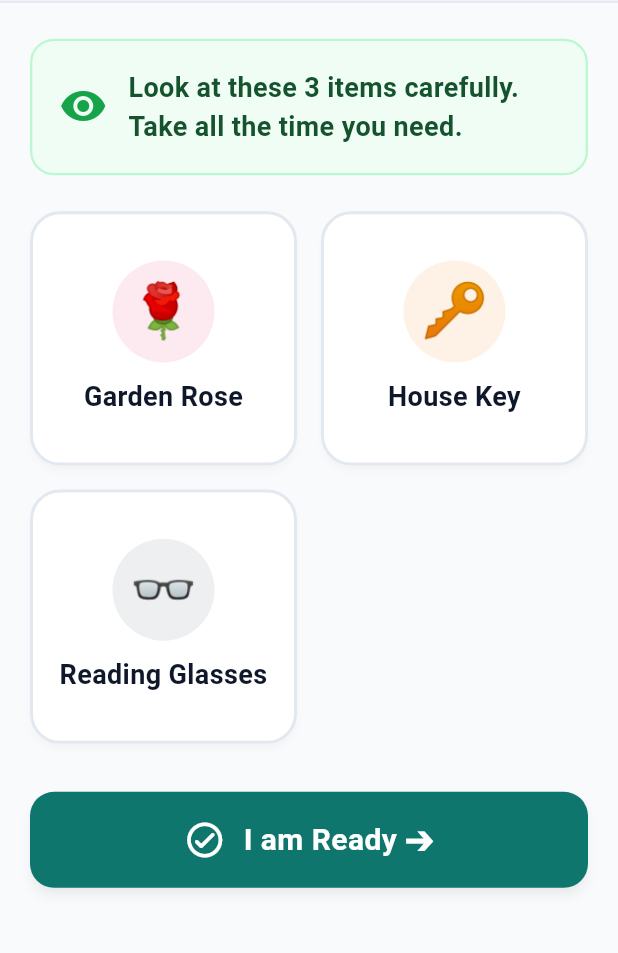
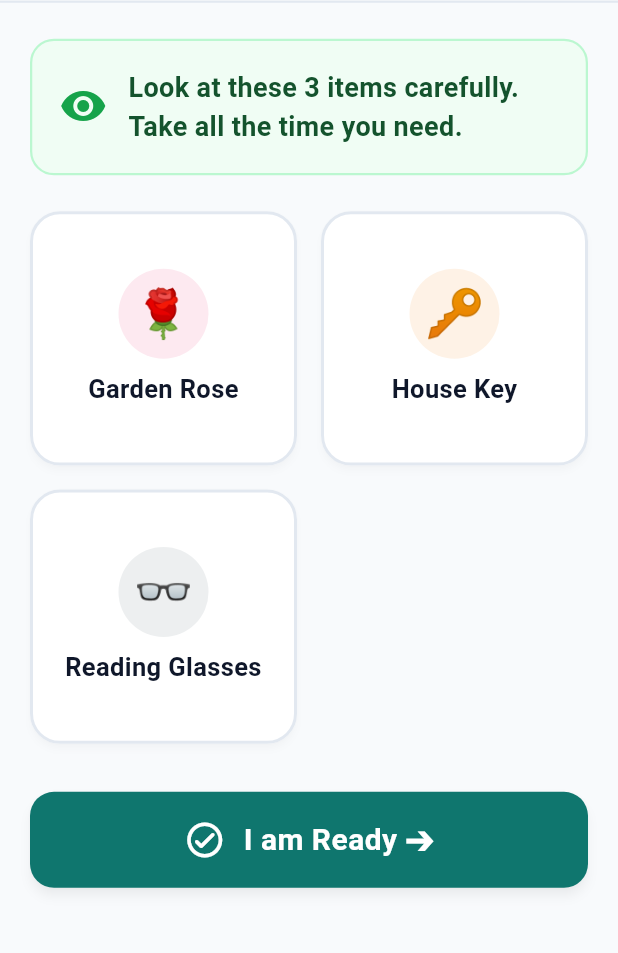
Before and after one commit to AbhiNav-S-Biju/S_I_H, a Flutter app: the RememberObjectsScreen screen opened directly, on a phone screen of 412 x 824 dp, the part 121-1074 px from its top. Run offline on Flutter 3.47's test engine with Material 3 defaults, Android fonts, the phone set to English and light mode, and no system bars; our stand-ins replace connectivity_plus, flutter_local_notifications, flutter_riverpod, go_router, hive, hive_flutter and 2 more; accounts and stored records are empty.

Commit message:
fix(games): resolve layout crash in recall phase and simplify view switching

```diff
--- a/lib/features/games/presentation/grocery_memory/grocery_memory_screen.dart
+++ b/lib/features/games/presentation/grocery_memory/grocery_memory_screen.dart
@@ -55,8 +55,6 @@ class _GroceryMemoryScreenState extends State<GroceryMemoryScreen> {
   @override
   Widget build(BuildContext context) {
     final state = _controller.state;
-    // 0 = shopping list phase, 1 = shelf (recall) phase
-    final phaseIndex = state.isListPhase ? 0 : 1;
 
     return Scaffold(
       backgroundColor: const Color(0xFFF8FAFC),
@@ -78,24 +76,10 @@ class _GroceryMemoryScreenState extends State<GroceryMemoryScreen> {
           ),
 
           // Main Interactive Area
-          //
-          // WHY IndexedStack instead of AnimatedSwitcher:
-          // AnimatedSwitcher uses a loose-constraint Stack internally.
-          // A Column containing Expanded(GridView) needs TIGHT (bounded)
-          // height constraints, which a loose Stack cannot guarantee during
-          // the animation frame. IndexedStack is constrained tightly by
-          // Expanded and always passes those tight constraints to every
-          // child, so Expanded+GridView always has a valid finite height.
           Expanded(
-            child: IndexedStack(
-              index: phaseIndex,
-              children: [
-                // Phase 0: Shopping List
-                _buildShoppingListView(state),
-                // Phase 1: Shelf (Recall)
-                _buildShelfView(state),
-              ],
-            ),
+            child: state.isListPhase
+                ? _buildShoppingListView(state)
+                : _buildShelfView(state),
           ),
         ],
       ),
--- a/lib/features/games/presentation/remember_objects/remember_objects_screen.dart
+++ b/lib/features/games/presentation/remember_objects/remember_objects_screen.dart
@@ -57,8 +57,6 @@ class _RememberObjectsScreenState extends State<RememberObjectsScreen> {
   @override
   Widget build(BuildContext context) {
     final state = _controller.state;
-    // 0 = memorization phase, 1 = recall phase
-    final phaseIndex = state.isMemorizationPhase ? 0 : 1;
 
     return Scaffold(
       backgroundColor: const Color(0xFFF8FAFC),
@@ -80,24 +78,10 @@ class _RememberObjectsScreenState extends State<RememberObjectsScreen> {
           ),
 
           // Main Interactive Area
-          //
-          // WHY IndexedStack instead of AnimatedSwitcher:
-          // AnimatedSwitcher uses a loose-constraint Stack internally.
-          // A Column containing Expanded(GridView) needs TIGHT (bounded)
-          // height constraints, which a loose Stack cannot guarantee during
-          // the animation frame. IndexedStack is constrained tightly by
-          // Expanded and always passes those tight constraints to every
-          // child, so Expanded+GridView always has a valid finite height.
           Expanded(
-            child: IndexedStack(
-              index: phaseIndex,
-              children: [
-                // Phase 0: Memorization
-                _buildMemorizationView(state),
-                // Phase 1: Recall
-                _buildRecallView(state),
-              ],
-            ),
+            child: state.isMemorizationPhase
+                ? _buildMemorizationView(state)
+                : _buildRecallView(state),
           ),
         ],
       ),
--- a/lib/features/games/presentation/widgets/elder_game_button.dart
+++ b/lib/features/games/presentation/widgets/elder_game_button.dart
@@ -72,8 +72,7 @@ class ElderGameButton extends StatelessWidget {
                 Icon(icon, size: 28.0, color: fg),
                 const SizedBox(width: 12.0),
               ],
-              Flexible(
-                child: Text(
+              Text(
                 label,
                 textAlign: TextAlign.center,
                 style: TextStyle(
@@ -83,7 +82,6 @@ class ElderGameButton extends StatelessWidget {
                   color: fg,
                 ),
               ),
-              ),
             ],
           ),
         ),
--- a/lib/features/games/presentation/widgets/elder_game_card.dart
+++ b/lib/features/games/presentation/widgets/elder_game_card.dart
@@ -59,12 +59,11 @@ class ElderGameCard extends StatelessWidget {
           onTap: onTap,
           borderRadius: BorderRadius.circular(20.0),
           child: Container(
-            constraints: BoxConstraints(minHeight: minHeight),
             decoration: BoxDecoration(
               borderRadius: BorderRadius.circular(20.0),
               border: Border.all(color: borderColor, width: borderWidth),
             ),
-            padding: const EdgeInsets.all(14.0),
+            padding: const EdgeInsets.symmetric(horizontal: 10.0, vertical: 12.0),
             child: Column(
               mainAxisAlignment: MainAxisAlignment.center,
               crossAxisAlignment: CrossAxisAlignment.center,
@@ -75,8 +74,8 @@ class ElderGameCard extends StatelessWidget {
                   clipBehavior: Clip.none,
                   children: [
                     Container(
-                      width: 68.0,
-                      height: 68.0,
+                      width: 60.0,
+                      height: 60.0,
                       decoration: BoxDecoration(
                         color: (iconColor ?? const Color(0xFF0F766E)).withAlpha(25),
                         shape: BoxShape.circle,
@@ -85,11 +84,11 @@ class ElderGameCard extends StatelessWidget {
                       child: emoji != null
                           ? Text(
                               emoji!,
-                              style: const TextStyle(fontSize: 36.0),
+                              style: const TextStyle(fontSize: 32.0),
                             )
                           : Icon(
                               fallbackIcon ?? Icons.category_rounded,
-                              size: 36.0,
+                              size: 32.0,
                               color: iconColor ?? const Color(0xFF0F766E),
                             ),
                     ),
@@ -129,7 +128,7 @@ class ElderGameCard extends StatelessWidget {
                       ),
                   ],
                 ),
-                const SizedBox(height: 10.0),
+                const SizedBox(height: 8.0),
                 // Title
                 Text(
                   title,
@@ -137,7 +136,7 @@ class ElderGameCard extends StatelessWidget {
                   maxLines: 2,
                   overflow: TextOverflow.ellipsis,
                   style: const TextStyle(
-                    fontSize: 18.0,
+                    fontSize: 17.0,
                     fontWeight: FontWeight.w700,
                     color: Color(0xFF0F172A),
                   ),
@@ -148,7 +147,7 @@ class ElderGameCard extends StatelessWidget {
                     subtitle!,
                     textAlign: TextAlign.center,
                     style: const TextStyle(
-                      fontSize: 14.0,
+                      fontSize: 13.0,
                       fontWeight: FontWeight.w500,
                       color: Color(0xFF64748B),
                     ),
```
Lines whose indentation alone changed are shown as unchanged.
